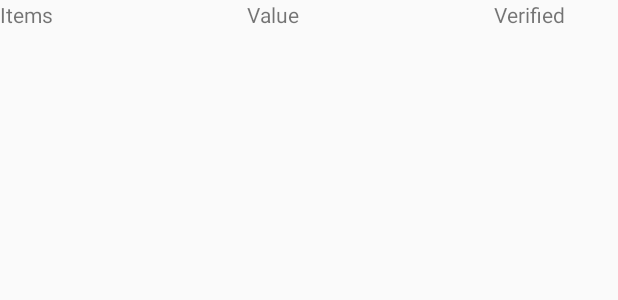
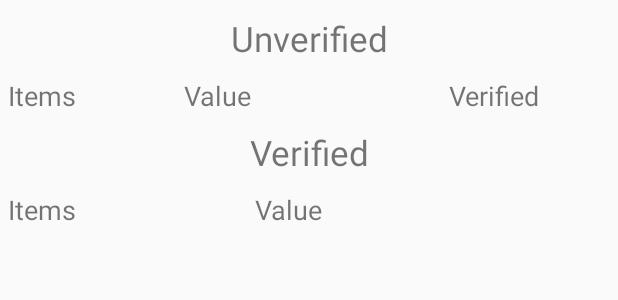
Before and after one commit to mistrys47/identity, an Android app: the layout fragment_userdetails.xml on its own in the app's theme, with its tools: preview values and no code run, on a phone screen of 412 x 824 dp. Shown: the top 300 px of the screen. Run offline under Robolectric (Android 15) with nearby library versions, the phone set to English and light mode, and no system bars.

Commit message:
userdetails fragment added

```diff
--- a/app/build.gradle
+++ b/app/build.gradle
@@ -22,6 +22,7 @@ dependencies {
     implementation fileTree(dir: 'libs', include: ['*.jar'])
     implementation 'com.android.support:appcompat-v7:28.0.0'
     implementation 'com.android.support.constraint:constraint-layout:1.1.3'
+    implementation 'com.android.support:design:28.0.0'
     testImplementation 'junit:junit:4.12'
     androidTestImplementation 'com.android.support.test:runner:1.0.2'
     androidTestImplementation 'com.android.support.test.espresso:espresso-core:3.0.2'
--- a/app/src/main/AndroidManifest.xml
+++ b/app/src/main/AndroidManifest.xml
@@ -15,6 +15,10 @@
         <activity android:name=".verify_mobile"></activity>
         <activity android:name=".verify_email" />
         <activity android:name=".email_input" />
+        <activity
+            android:name=".home"
+            android:label="@string/title_activity_home"
+            android:theme="@style/AppTheme.NoActionBar"></activity>
         <activity android:name=".mobile_number" />
         <activity android:name=".MainActivity">
             <intent-filter>
--- a/app/src/main/java/com/example/identity/MainActivity.java
+++ b/app/src/main/java/com/example/identity/MainActivity.java
@@ -76,7 +76,11 @@ TextView t1,t2,t3,t4;
     public void go1(View v)
     {
         Intent newact1=new Intent(MainActivity.this,home.class);
-        startActivity(newact1);
+        try{startActivity(newact1);}
+        catch (Exception e)
+        {
+            Toast.makeText(MainActivity.this,e+"",Toast.LENGTH_LONG).show();
+        }
     }
 
 }
--- a/app/src/main/res/layout/content_home.xml
+++ b/app/src/main/res/layout/content_home.xml
@@ -7,5 +7,9 @@
     app:layout_behavior="@string/appbar_scrolling_view_behavior"
     tools:context=".home"
     tools:showIn="@layout/app_bar_home">
-
+    <FrameLayout
+        android:layout_width="match_parent"
+        android:layout_height="match_parent"
+        android:id="@+id/fl1"
+        />
 </android.support.constraint.ConstraintLayout>
--- a/app/src/main/res/layout/fragment_userdetails.xml
+++ b/app/src/main/res/layout/fragment_userdetails.xml
@@ -4,30 +4,48 @@
     android:layout_width="match_parent"
     android:layout_height="match_parent"
     tools:context=".userdetails">
-
+    <LinearLayout
+        android:layout_width="match_parent"
+        android:layout_height="wrap_content"
+        android:orientation="vertical">
         <LinearLayout
             android:layout_width="match_parent"
             android:layout_height="wrap_content"
             android:orientation="vertical" >
+            <TextView
+                android:layout_width="match_parent"
+                android:layout_height="wrap_content"
+                android:layout_marginTop="10dp"
+                android:text="Unverified"
+                android:gravity="center"
+                android:textSize="23dp"/>
             <LinearLayout
                 android:layout_width="match_parent"
                 android:layout_height="match_parent"
+                android:layout_marginTop="10dp"
+                android:id="@+id/l1"
                 android:orientation="horizontal" >
                 <TextView
                     android:layout_width="0dp"
                     android:layout_height="wrap_content"
+                    android:paddingLeft="5dp"
+                    android:textSize="18dp"
                     android:text="Items"
                     android:layout_weight="2" />
                 <TextView
                     android:layout_width="0dp"
                     android:layout_height="wrap_content"
+                    android:paddingLeft="5dp"
+                    android:textSize="18dp"
                     android:text="Value"
-                android:layout_weight="2" />
+                    android:layout_weight="3" />
                 <TextView
                     android:layout_width="0dp"
                     android:layout_height="wrap_content"
+                    android:paddingLeft="5dp"
+                    android:textSize="18dp"
                     android:text="Verified"
-                android:layout_weight="1" />
+                    android:layout_weight="2" />
             </LinearLayout>
             <LinearLayout
                 android:layout_width="match_parent"
@@ -37,7 +55,7 @@
                     android:layout_width="0dp"
                     android:layout_height="wrap_content"
                     android:orientation="vertical"
-                android:id="@+id/ll1"
+                    android:id="@+id/ll11"
                     android:layout_weight="2">
 
                 </LinearLayout>
@@ -45,7 +63,61 @@
                     android:layout_width="0dp"
                     android:layout_height="wrap_content"
                     android:orientation="vertical"
-                android:id="@+id/ll2"
+                    android:id="@+id/ll12"
+                    android:layout_weight="3">
+
+                </LinearLayout>
+                <LinearLayout
+                    android:layout_width="0dp"
+                    android:layout_height="wrap_content"
+                    android:orientation="vertical"
+                    android:id="@+id/ll13"
+                    android:layout_weight="2">
+
+                </LinearLayout>
+            </LinearLayout>
+        </LinearLayout>
+    <LinearLayout
+        android:layout_width="match_parent"
+        android:layout_height="wrap_content"
+        android:orientation="vertical" >
+        <TextView
+            android:layout_width="match_parent"
+            android:layout_height="wrap_content"
+            android:text="Verified"
+            android:textSize="23dp"
+            android:layout_marginTop="10dp"
+            android:gravity="center"/>
+        <LinearLayout
+            android:layout_width="match_parent"
+            android:layout_height="match_parent"
+            android:layout_marginTop="10dp"
+            android:id="@+id/l2"
+            android:orientation="horizontal" >
+            <TextView
+                android:layout_width="0dp"
+                android:layout_height="wrap_content"
+                android:paddingLeft="5dp"
+                android:text="Items"
+                android:textSize="18dp"
+                android:layout_weight="2" />
+            <TextView
+                android:layout_width="0dp"
+                android:layout_height="wrap_content"
+                android:paddingLeft="5dp"
+                android:textSize="18dp"
+                android:text="Value"
+                android:layout_weight="3" />
+        </LinearLayout>
+        <LinearLayout
+            android:layout_width="match_parent"
+            android:layout_height="wrap_content"
+            android:orientation="horizontal" >
+            <LinearLayout
+                android:layout_width="0dp"
+                android:layout_height="wrap_content"
+                android:orientation="vertical"
+                android:id="@+id/ll21"
                 android:layout_weight="2">
 
             </LinearLayout>
@@ -53,11 +125,12 @@
                 android:layout_width="0dp"
                 android:layout_height="wrap_content"
                 android:orientation="vertical"
-                android:id="@+id/ll3"
-                android:layout_weight="1">
+                android:id="@+id/ll22"
+                android:layout_weight="3">
 
             </LinearLayout>
         </LinearLayout>
     </LinearLayout>
 
+    </LinearLayout>
 </FrameLayout>
```
Also changed, not shown: app/src/main/java/com/example/identity/home.java (+6 -10 lines), app/src/main/java/com/example/identity/userdetails.java (+98 -82 lines), app/src/main/res/layout/app_bar_home.xml (+1 -7 lines). Lines whose indentation alone changed are shown as unchanged.
